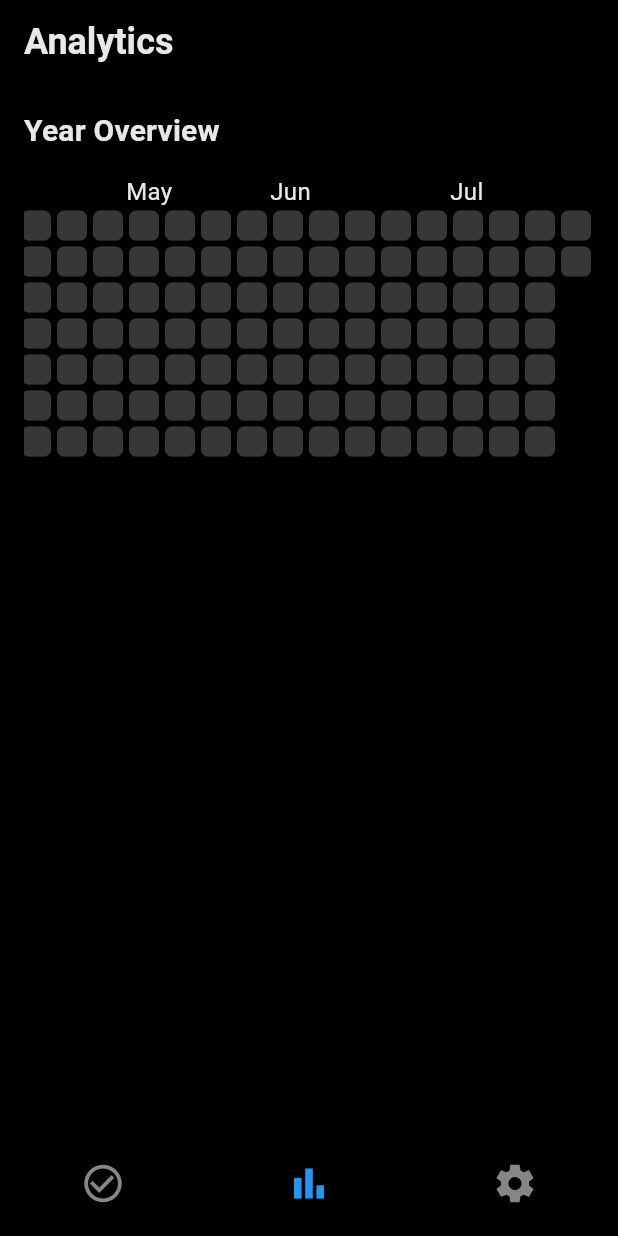
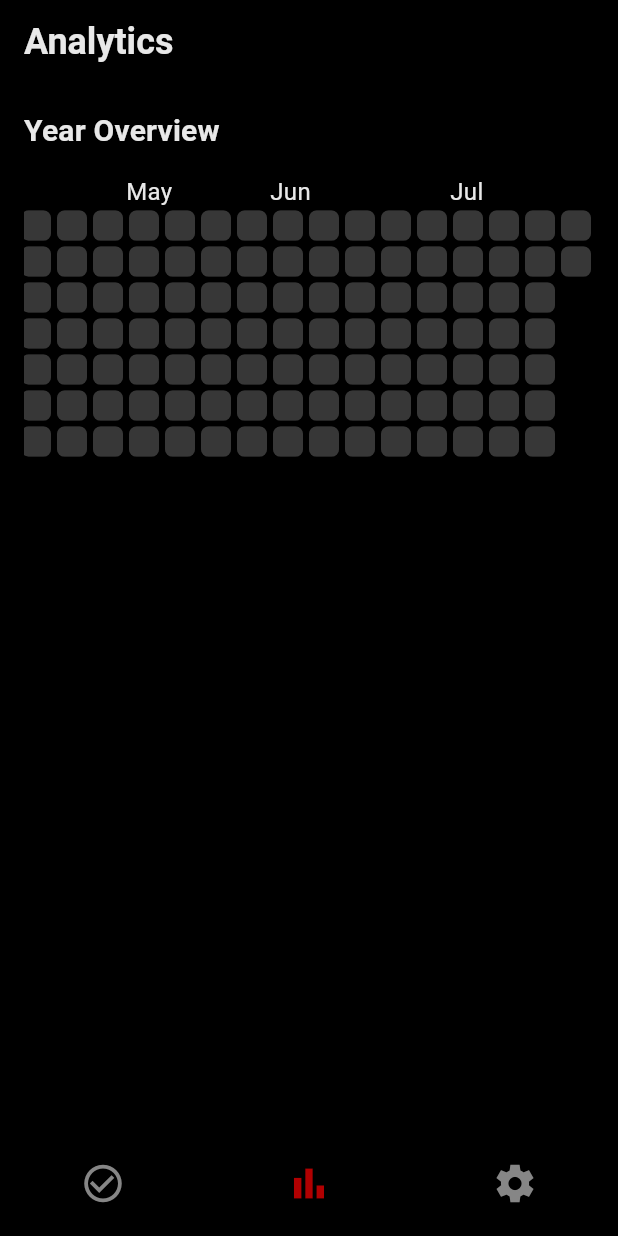
Before and after one commit to denysboitsov/habit-tracker, a Flutter app: the screen it shows after launch, item 2 of the bottom bar chosen, on a phone screen of 412 x 824 dp. Run offline on Flutter 3.47's test engine with Material 3 defaults, Android fonts, the phone set to English and light mode, and no system bars; drawn by our look-alikes of flutter_heatmap_calendar; our stand-ins replace auto_size_text, sqflite, sqflite_common_ffi; accounts and stored records are empty; Roboto replaces fonts that are missing (SFPro).

Commit message:
update UI

```diff
--- a/lib/widgets/edit_habit/edit_habit.dart
+++ b/lib/widgets/edit_habit/edit_habit.dart
@@ -44,7 +44,7 @@ class _EditHabitState extends State<EditHabit> {
               TextButton(
                 child: Text(
                   'Cancel',
-                  style: Theme.of(context).textTheme.labelMedium,
+                  style: Theme.of(context).textTheme.labelMedium!.copyWith(color: Color.fromARGB(255, 177, 0, 1)),
                 ),
                 onPressed: () {
                   Navigator.pop(context);
@@ -56,7 +56,7 @@ class _EditHabitState extends State<EditHabit> {
               TextButton(
                 child: Text(
                   'Save',
-                  style: Theme.of(context).textTheme.labelMedium,
+                  style: Theme.of(context).textTheme.labelMedium!.copyWith(color: Color.fromARGB(255, 177, 0, 1)),
                 ),
                 onPressed: () {
                   Navigator.pop(context);
--- a/lib/widgets/habit_tracker.dart
+++ b/lib/widgets/habit_tracker.dart
@@ -117,7 +117,7 @@ class _HabitTrackerState extends State<HabitTracker> {
               highlightColor: Colors.transparent,
             ),
             child: BottomNavigationBar(
-              selectedItemColor: Colors.blue,
+              selectedItemColor: Color.fromARGB(255, 177, 0, 1),
               unselectedItemColor: const Color.fromARGB(255, 134, 134, 134),
               backgroundColor: Color.fromARGB(255, 0, 0, 0).withOpacity(0.3),
               showSelectedLabels: false,
--- a/lib/widgets/habits_list/streak.dart
+++ b/lib/widgets/habits_list/streak.dart
@@ -56,14 +56,14 @@ class Streak extends StatelessWidget {
           return streak > 1
               ? Row(
                   children: [
-                    const Icon(
+                    Icon(
                       Icons.bolt,
-                      color: Colors.white,
+                      color: habit.isCompleted ? Color.fromARGB(255, 177, 0, 1) : Colors.black,
                       size: 17,
                     ),
                     Text(
                       streak.toString(),
-                      style: Theme.of(context).textTheme.bodyMedium!.copyWith(fontWeight: FontWeight.bold),
+                      style: Theme.of(context).textTheme.bodyMedium!.copyWith(fontWeight: FontWeight.bold, color: habit.isCompleted? Color.fromARGB(255, 177, 0, 1) : Colors.black),
                     ),
                   ],
                 )
--- a/lib/widgets/statistics/habit_stats_tile.dart
+++ b/lib/widgets/statistics/habit_stats_tile.dart
@@ -72,7 +72,7 @@ class HabitStatisticTile extends StatelessWidget {
                         colorMode: ColorMode.color,
                         datasets: completions,
                         colorsets: const {
-                          1: Colors.blue,
+                          1: Color.fromARGB(255, 177, 0, 1),
                         },
                         onClick: (value) {},
                       ),
--- a/lib/widgets/statistics/statistics.dart
+++ b/lib/widgets/statistics/statistics.dart
@@ -104,15 +104,15 @@ class StatsPage extends StatelessWidget {
                   scrollable: true,
                   colorsets: {
                     0: const Color.fromARGB(255, 55, 55, 55),
-                    1: const Color.fromARGB(55, 62, 162, 255),
-                    13: const Color.fromARGB(80, 62, 162, 255),
-                    25: const Color.fromARGB(105, 62, 162, 255),
-                    38: const Color.fromARGB(130, 62, 162, 255),
-                    50: const Color.fromARGB(155, 62, 162, 255),
-                    63: const Color.fromARGB(180, 62, 162, 255),
-                    75: const Color.fromARGB(205, 62, 162, 255),
-                    88: const Color.fromARGB(230, 62, 162, 255),
-                    100: Colors.blue,
+                    1: const Color.fromARGB(55, 177, 0, 1),
+                    13: const Color.fromARGB(80, 177, 0, 1),
+                    25: const Color.fromARGB(105, 177, 0, 1),
+                    38: const Color.fromARGB(130, 177, 0, 1),
+                    50: const Color.fromARGB(155, 177, 0, 1),
+                    63: const Color.fromARGB(180, 177, 0, 1),
+                    75: const Color.fromARGB(205, 177, 0, 1),
+                    88: const Color.fromARGB(230, 177, 0, 1),
+                    100: const Color.fromARGB(255, 177, 0, 1),
                   },
                   onClick: (value) {},
                 );
```
Also changed, not shown: lib/widgets/habits_list/habits_item.dart (+16 -6 lines), lib/widgets/habits_list/last_week_heatmap/last_week_heatmap.dart (+13 -12 lines), lib/widgets/habits_list/last_week_heatmap/last_week_heatmap_item.dart (+19 -11 lines), lib/widgets/new_habit/new_habit.dart (+4 -4 lines).
